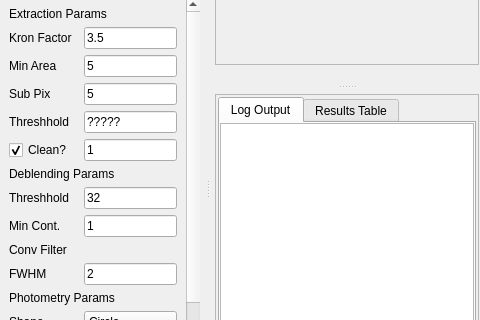
This is mainwindow.ui in rlancaste/stellarsolver as Qt 5 draws it before an edit; both pictures show x 0 to 480 and y 96 to 416 of the 748 by 611 pixel window. The edited form follows.
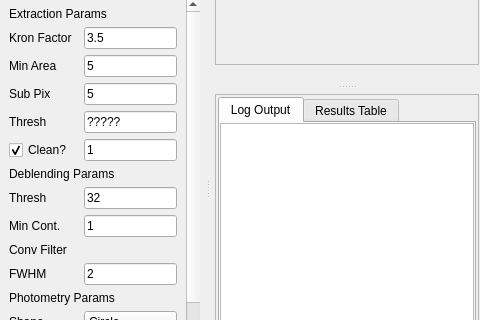
This is the edited form. The open tabs and pages were chosen to show the change. Custom widgets are drawn as their Qt base class.

Commit message: Fixing issue where inparallel didn't work because solved file didn't get created, also UI improvements

What changed in the file:
```diff
--- a/mainwindow.ui
+++ b/mainwindow.ui
@@ -541,7 +541,7 @@
          <item row="4" column="1">
           <widget class="QLabel" name="label_17">
            <property name="text">
-            <string>Threshhold</string>
+            <string>Thresh</string>
            </property>
           </widget>
          </item>
@@ -631,7 +631,7 @@
          <item row="8" column="1">
           <widget class="QLabel" name="label_18">
            <property name="text">
-            <string>Threshhold</string>
+            <string>Thresh</string>
            </property>
           </widget>
          </item>
```
The commit also changes 4 other files.
